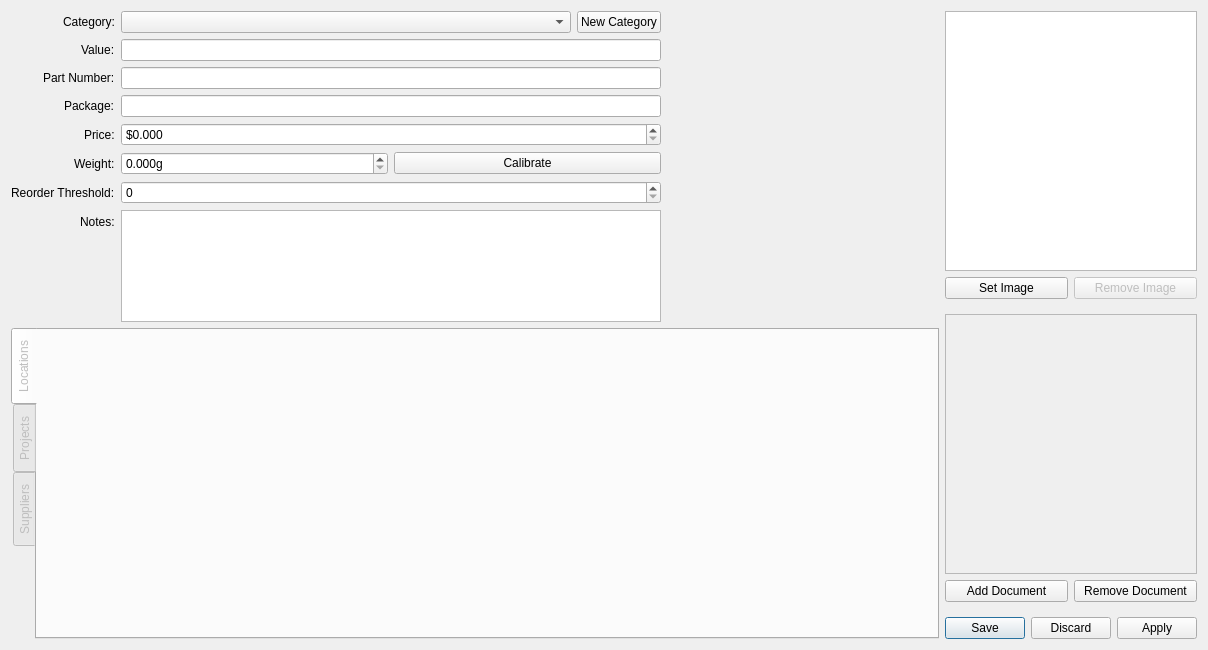
The window that ui/dialog_part.ui (jwjulien/inventory) describes before a commit, drawn with Qt 5.
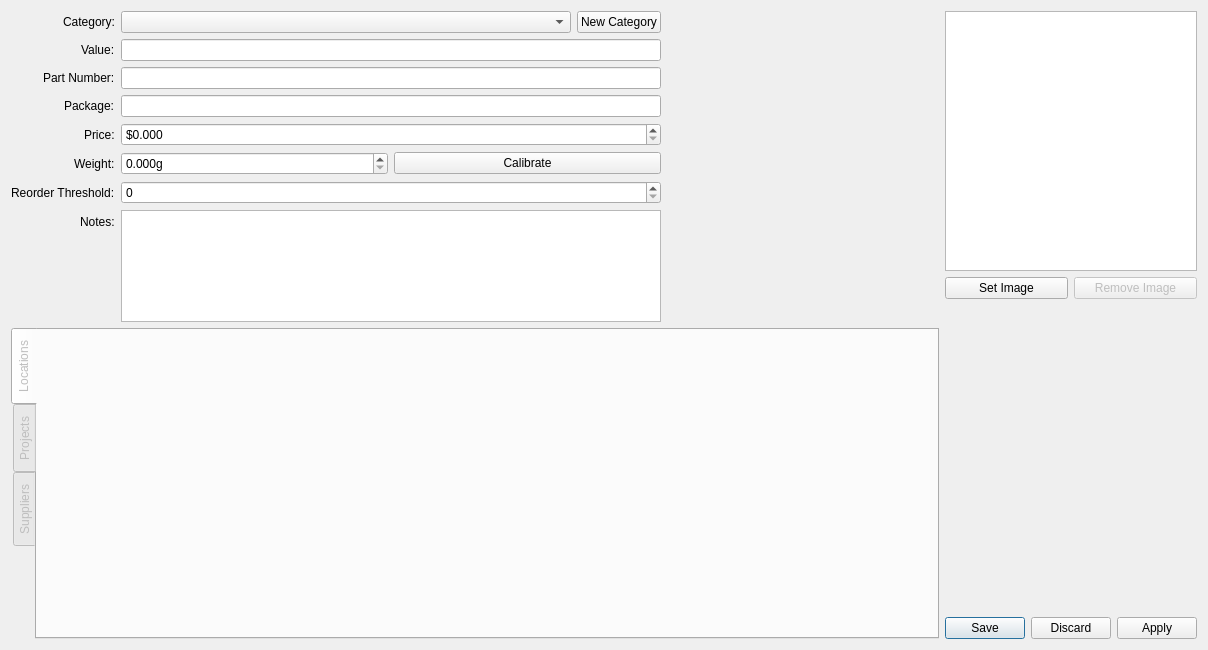
The same window after the commit. Custom widgets are drawn as their Qt base class.

Commit message: big update to support documents - not fully tested but should be fully functional

```diff
--- a/ui/dialog_part.ui
+++ b/ui/dialog_part.ui
@@ -329,6 +329,12 @@
       </property>
       <item>
        <widget class="QWidget" name="image_widget" native="true">
+        <property name="sizePolicy">
+         <sizepolicy hsizetype="Preferred" vsizetype="Preferred">
+          <horstretch>0</horstretch>
+          <verstretch>1</verstretch>
+         </sizepolicy>
+        </property>
         <layout class="QVBoxLayout" name="verticalLayout_3">
          <property name="leftMargin">
           <number>0</number>
@@ -370,7 +376,13 @@
        </widget>
       </item>
       <item>
-       <widget class="QWidget" name="document_widget" native="true">
+       <widget class="DocumentListWidget" name="documents" native="true">
+        <property name="sizePolicy">
+         <sizepolicy hsizetype="Preferred" vsizetype="Preferred">
+          <horstretch>0</horstretch>
+          <verstretch>1</verstretch>
+         </sizepolicy>
+        </property>
         <layout class="QVBoxLayout" name="verticalLayout">
          <property name="leftMargin">
           <number>0</number>
@@ -384,37 +396,6 @@
          <property name="bottomMargin">
           <number>0</number>
          </property>
-         <item>
-          <widget class="QListWidget" name="documents">
-           <property name="enabled">
-            <bool>false</bool>
-           </property>
-           <property name="sizePolicy">
-            <sizepolicy hsizetype="Expanding" vsizetype="Expanding">
-             <horstretch>0</horstretch>
-             <verstretch>0</verstretch>
-            </sizepolicy>
-           </property>
-          </widget>
-         </item>
-         <item>
-          <layout class="QHBoxLayout" name="horizontalLayout_4">
-           <item>
-            <widget class="QPushButton" name="add_document">
-             <property name="text">
-              <string>Add Document</string>
-             </property>
-            </widget>
-           </item>
-           <item>
-            <widget class="QPushButton" name="remove_document">
-             <property name="text">
-              <string>Remove Document</string>
-             </property>
-            </widget>
-           </item>
-          </layout>
-         </item>
         </layout>
        </widget>
       </item>
@@ -458,6 +439,12 @@
    <header>inventory.gui.widgets.materials</header>
    <container>1</container>
   </customwidget>
+  <customwidget>
+   <class>DocumentListWidget</class>
+   <extends>QWidget</extends>
+   <header>inventory.gui.widgets.document_list</header>
+   <container>1</container>
+  </customwidget>
  </customwidgets>
  <resources/>
  <connections>
```
The commit also changes 15 other files.
